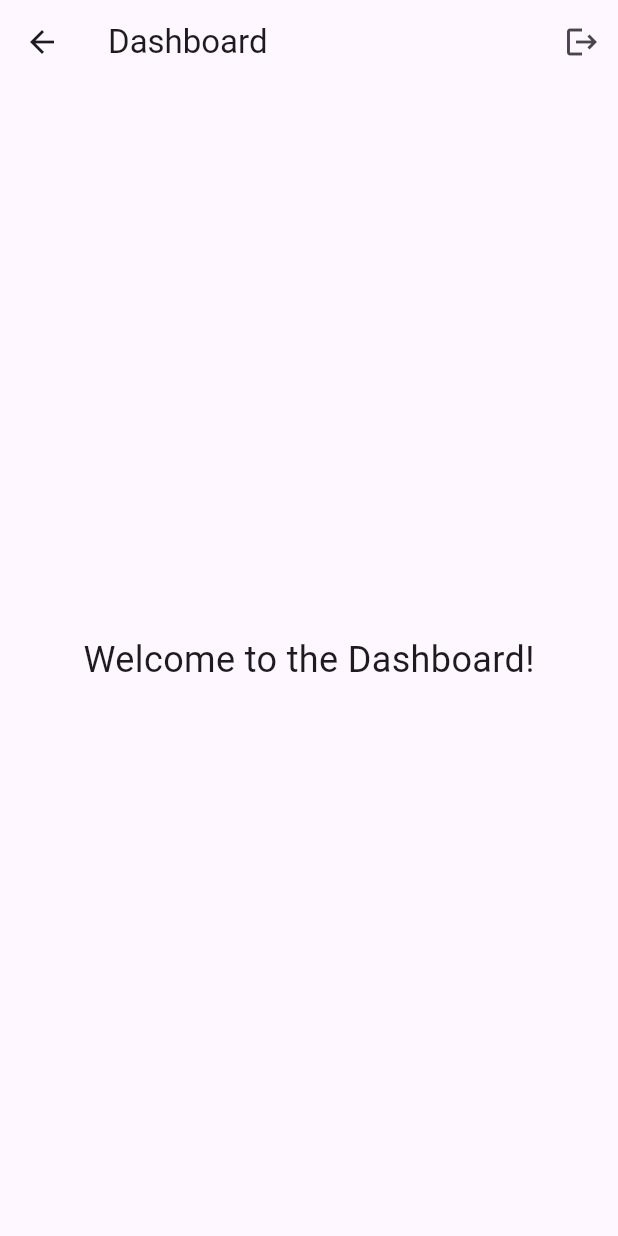
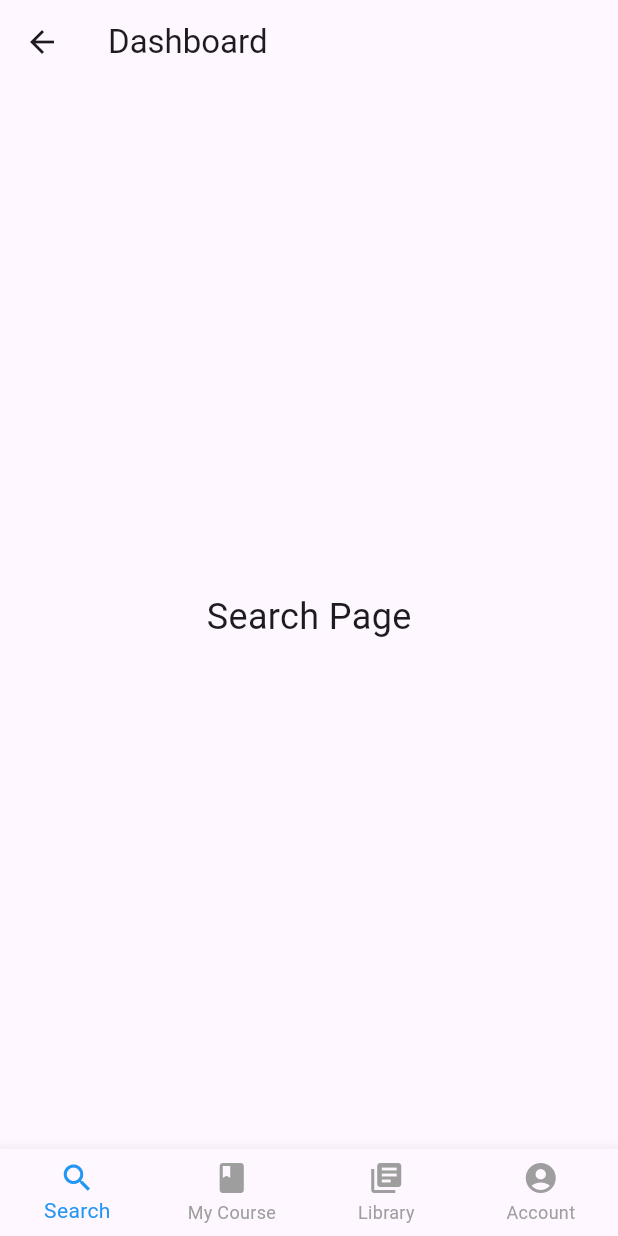
Before and after one commit to robinGiri/dunamis-mobile, a Flutter app: the DashboardPage screen opened directly, on a phone screen of 412 x 824 dp. Run offline on Flutter 3.47's test engine with Material 3 defaults, Android fonts, the phone set to English and light mode, and no system bars; our stand-ins replace local_auth.

Commit message:
chore: dashboard icons

```diff
--- a/lib/main.dart
+++ b/lib/main.dart
@@ -1,4 +1,4 @@
-import 'package:dunamis/view/OnboardingPage.dart';
+import 'package:dunamis/view/onboarding_page.dart';
 import 'package:flutter/material.dart';
 
 void main() {
--- a/lib/view/dashboard_page.dart
+++ b/lib/view/dashboard_page.dart
@@ -1,25 +1,57 @@
 import 'package:flutter/material.dart';
 
-class DashboardPage extends StatelessWidget {
+class DashboardPage extends StatefulWidget {
+  @override
+  _DashboardPageState createState() => _DashboardPageState();
+}
+
+class _DashboardPageState extends State<DashboardPage> {
+  int _currentIndex = 0;
+
+  final List<Widget> _pages = [
+    Center(child: Text("Search Page", style: TextStyle(fontSize: 24))),
+    Center(child: Text("My Course Page", style: TextStyle(fontSize: 24))),
+    Center(child: Text("Library Page", style: TextStyle(fontSize: 24))),
+    Center(child: Text("Account Page", style: TextStyle(fontSize: 24))),
+  ];
+
+  void _onItemTapped(int index) {
+    setState(() {
+      _currentIndex = index;
+    });
+  }
+
   @override
   Widget build(BuildContext context) {
     return Scaffold(
-      appBar: AppBar(
-        title: Text("Dashboard"),
-        actions: [
-          IconButton(
-            icon: Icon(Icons.logout),
-            onPressed: () {
-              Navigator.pop(context);
-            },
+      appBar: AppBar(title: const Text("Dashboard")),
+      body: _pages[_currentIndex],
+
+      // Bottom Navigation Bar
+      bottomNavigationBar: BottomNavigationBar(
+        currentIndex: _currentIndex,
+        onTap: _onItemTapped,
+        type: BottomNavigationBarType.fixed,
+        selectedItemColor: Colors.blue,
+        unselectedItemColor: Colors.grey,
+        items: const [
+          BottomNavigationBarItem(
+            icon: Icon(Icons.search),
+            label: "Search",
+          ),
+          BottomNavigationBarItem(
+            icon: Icon(Icons.book),
+            label: "My Course",
+          ),
+          BottomNavigationBarItem(
+            icon: Icon(Icons.library_books),
+            label: "Library",
+          ),
+          BottomNavigationBarItem(
+            icon: Icon(Icons.account_circle),
+            label: "Account",
           ),
         ],
-      ),
-      body: Center(
-        child: Text(
-          "Welcome to the Dashboard!",
-          style: TextStyle(fontSize: 24),
-        ),
       ),
     );
   }
```
Also changed, not shown: lib/view/onboarding_page.dart (renamed from lib/view/OnboardingPage.dart).
